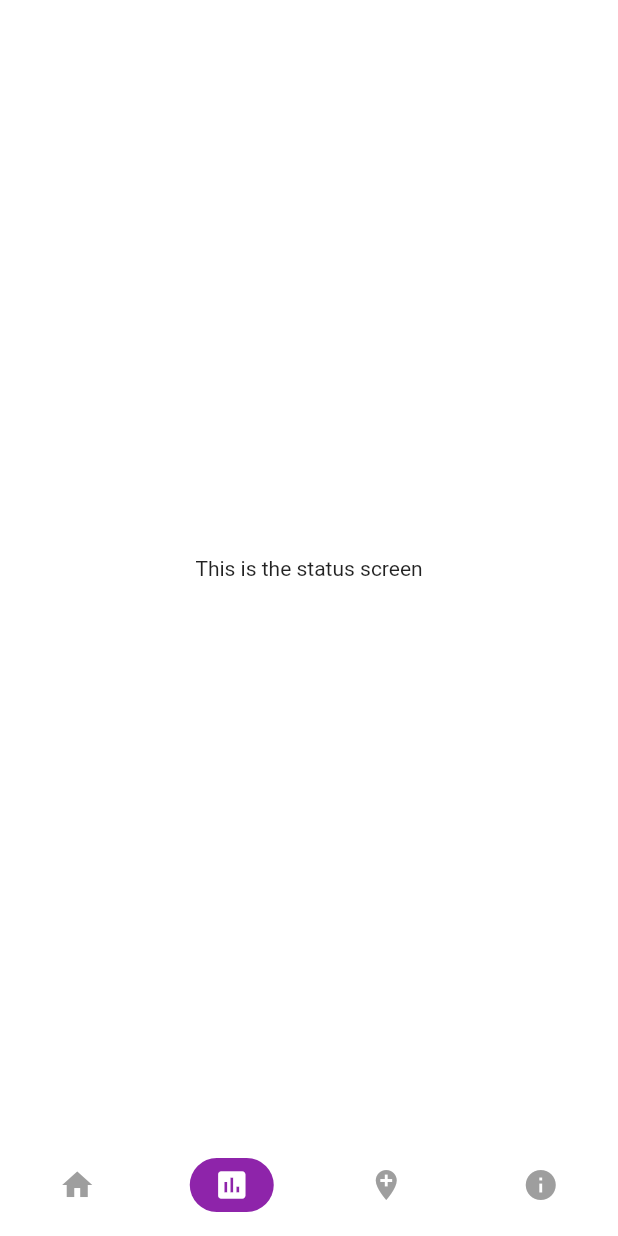
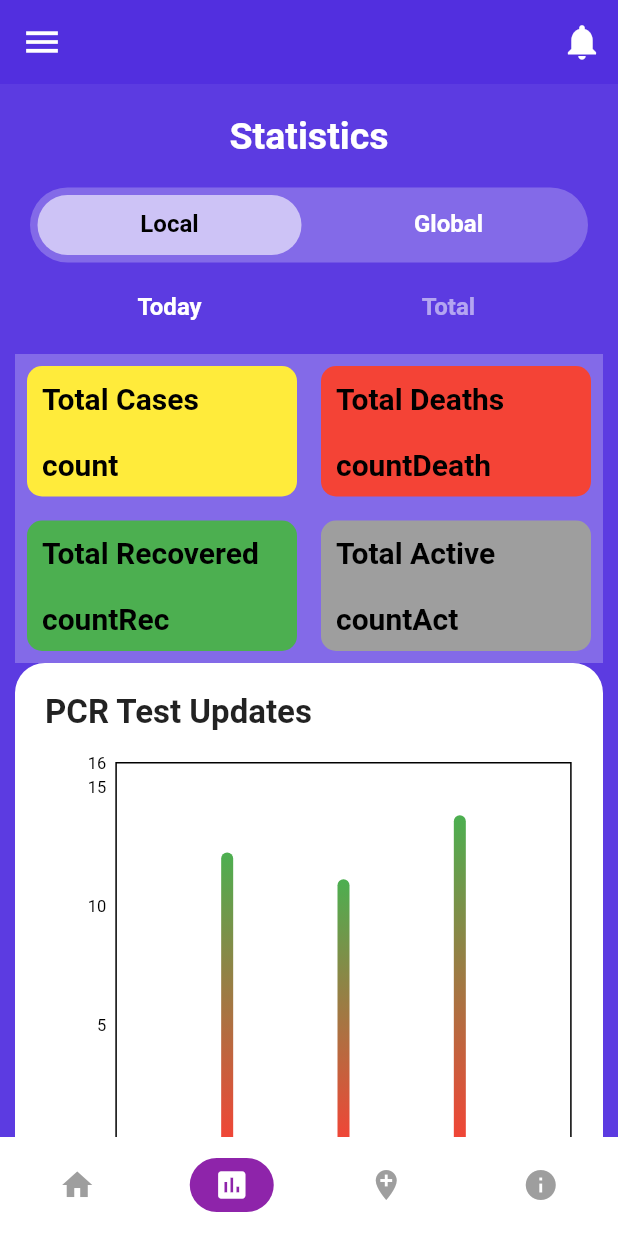
Before and after one commit to sachin96Boy/DailyHealthApp, a Flutter app: the screen it shows after launch, item 2 of the bottom bar chosen, on a phone screen of 412 x 824 dp. Run offline on Flutter 3.47's test engine with Material 2 defaults, Android fonts, the light colour scheme and no system bars; drawn by our look-alikes of fl_chart; our stand-ins replace bubble_tab_indicator, geolocator, google_maps_flutter; statements that could not run were skipped.

Commit message:
add chart and status screen

```diff
--- /dev/null
+++ b/lib/data/covidData.dart
@@ -0,0 +1,16 @@
+import 'dart:convert';
+
+import 'package:flutter/material.dart';
+import 'package:http/http.dart' as http;
+
+class CovidData with ChangeNotifier {
+  CovidData();
+
+  Future<void> fetchAndSetDataCovid() async {
+    var url = 'https://hpb.health.gov.lk/api/get-current-statistical';
+
+    var response = await http.get(Uri.parse(url));
+    print(json.decode(response.body));
+    notifyListeners();
+  }
+}
--- a/lib/data/data.dart
+++ b/lib/data/data.dart
@@ -1,3 +1,5 @@
+
+
 final prevention = [
   {'assets/images/P4_socDist.png': 'Avoid close\ncontact'},
   {'assets/images/P2_wshHnds.png': 'Wash your\nhands often'},
--- /dev/null
+++ b/lib/screens/covidBarChart.dart
@@ -0,0 +1,98 @@
+import 'package:Health_app/config/styles.dart';
+import 'package:Health_app/data/data.dart';
+import 'package:fl_chart/fl_chart.dart';
+import 'package:flutter/material.dart';
+
+class CovidBarChart extends StatefulWidget {
+  // const CovidBarChart({Key? key, required this.covidCases}) : super(key: key);
+
+  final List<double> covidCases;
+
+  const CovidBarChart({required this.covidCases});
+
+  @override
+  _CovidBarChartState createState() => _CovidBarChartState();
+}
+
+class _CovidBarChartState extends State<CovidBarChart> {
+  List<Color> colorList = [Colors.red, Colors.green];
+  @override
+  Widget build(BuildContext context) {
+    return Container(
+      height: 350,
+      decoration: BoxDecoration(
+        color: Colors.white,
+        borderRadius: BorderRadius.only(
+          topLeft: Radius.circular(20.0),
+          topRight: Radius.circular(20.0),
+        ),
+      ),
+      child: Column(
+        children: [
+          Container(
+            padding: EdgeInsets.all(20.0),
+            alignment: Alignment.centerLeft,
+            child: Text(
+              'PCR Test Updates',
+              style: TextStyle(
+                fontSize: 22.0,
+                fontWeight: FontWeight.bold,
+              ),
+            ),
+          ),
+          Container(
+            width: MediaQuery.of(context).size.width * 0.85,
+            child: BarChart(
+              BarChartData(
+                maxY: 16.0,
+                barTouchData: BarTouchData(enabled: false),
+                titlesData: FlTitlesData(
+                  show: true,
+                  bottomTitles: SideTitles(
+                      margin: 10.0,
+                      showTitles: true,
+                      // getTextStyles: Styles.chartLabelTextStyle,
+                      getTitles: (double value) {
+                        switch (value.toInt()) {
+                          case 0:
+                            return 'May 24';
+                          case 1:
+                            return 'May 25';
+                          case 2:
+                            return 'May 26';
+                          case 3:
+                            return 'May 27';
+                          case 4:
+                            return 'May 28';
+                          case 5:
+                            return 'May 29';
+                          case 6:
+                            return 'May 30';
+                          default:
+                            return '';
+                        }
+                      }),
+                ),
+                barGroups: covidDailyCases
+                    .asMap()
+                    .map(
+                      (key, value) => MapEntry(
+                        key,
+                        BarChartGroupData(x: key, barRods: [
+                          BarChartRodData(
+                            y: value,
+                            colors: colorList,
+                          )
+                        ]),
+                      ),
+                    )
+                    .values
+                    .toList(),
+              ),
+            ),
+          ),
+        ],
+      ),
+    );
+  }
+}
--- a/lib/screens/home_Screen.dart
+++ b/lib/screens/home_Screen.dart
@@ -15,13 +15,14 @@ class HomeScreen extends StatefulWidget {
 
 class _HomeScreenState extends State<HomeScreen> {
 
-GlobalKey<ScaffoldState> _key = GlobalKey();
+// GlobalKey<ScaffoldState> _key = GlobalKey();
 
 
   @override
   Widget build(BuildContext context) {
     final screenHeight = MediaQuery.of(context).size.height;
     return Scaffold(
+      // key: _key,
       appBar: CustomAppBar(),
       drawer: AppDrawer(),
       body: CustomScrollView(
--- a/lib/screens/mapScreen.dart
+++ b/lib/screens/mapScreen.dart
@@ -1,5 +1,6 @@
 import 'dart:async';
 
+import 'package:Health_app/widgets/custom_app_bar.dart';
 import 'package:flutter/material.dart';
 import 'package:geolocator/geolocator.dart';
 import 'package:google_maps_flutter/google_maps_flutter.dart';
@@ -11,11 +12,11 @@ class MapScreen extends StatefulWidget {
 
 class _MapScreenState extends State<MapScreen> {
   Completer<GoogleMapController> _controller = Completer();
-  GoogleMapController newGoogleMapController;
+  late GoogleMapController newGoogleMapController;
 
   GlobalKey<ScaffoldState> scaffoldkey = new GlobalKey<ScaffoldState>();
 
-  Position currentPosition;
+  late Position currentPosition;
   var geolocator = Geolocator();
 
   void locatePosition() async {
@@ -41,10 +42,10 @@ class _MapScreenState extends State<MapScreen> {
   @override
   Widget build(BuildContext context) {
     return Scaffold(
-      appBar: AppBar(
-        title: Text("Map Viewer"),
-        backgroundColor: Colors.purple[500],
-      ),
+      appBar: CustomAppBar(
+          // title: Text("Map Viewer"),
+          // backgroundColor: Colors.purple[500],
+          ),
       body: GoogleMap(
         mapType: MapType.normal,
         myLocationButtonEnabled: true,
--- a/lib/screens/status_Screen.dart
+++ b/lib/screens/status_Screen.dart
@@ -1,4 +1,13 @@
+import 'package:Health_app/data/covidData.dart';
+import 'package:Health_app/screens/covidBarChart.dart';
+import 'package:bubble_tab_indicator/bubble_tab_indicator.dart';
 import 'package:flutter/material.dart';
+
+import 'package:Health_app/config/palatte.dart';
+import 'package:Health_app/config/styles.dart';
+import 'package:Health_app/widgets/custom_app_bar.dart';
+import 'package:Health_app/widgets/statusGridViewer.dart';
+import 'package:provider/provider.dart';
 
 class StatusScreen extends StatefulWidget {
   @override
@@ -7,10 +16,113 @@ class StatusScreen extends StatefulWidget {
 
 class _StatusScreenState extends State<StatusScreen> {
   @override
+  void didChangeDependencies() {
+    print("Didchangedependanciescalled");
+    Provider.of<CovidData>(context, listen: false).fetchAndSetDataCovid();
+    super.didChangeDependencies();
+  }
+
+  @override
   Widget build(BuildContext context) {
     return Scaffold(
-      body: Center(
-        child: Text('This is the status screen'),
+      appBar: CustomAppBar(),
+      backgroundColor: Palette.primaryColor,
+      body: CustomScrollView(
+        physics: ClampingScrollPhysics(),
+        slivers: [
+          _buildHeader(),
+          _buildRegionTabBar(),
+          _buildStateTabBar(),
+          SliverPadding(
+            padding: const EdgeInsets.symmetric(horizontal: 10.0),
+            sliver: SliverToBoxAdapter(
+              child: StatusGridViewer(),
+            ),
+          ),
+          SliverPadding(
+            padding: const EdgeInsets.symmetric(horizontal: 10.0),
+            sliver: SliverToBoxAdapter(
+              child: CovidBarChart(
+                covidCases: [20.0, 25.5],
+              ),
+            ),
+          ),
+        ],
+      ),
+    );
+  }
+
+  SliverPadding _buildHeader() {
+    return SliverPadding(
+      padding: const EdgeInsets.all(20.0),
+      sliver: SliverToBoxAdapter(
+        child: Center(
+          child: Text(
+            'Statistics',
+            style: const TextStyle(
+              color: Colors.white,
+              fontSize: 25.0,
+              fontWeight: FontWeight.bold,
+            ),
+          ),
+        ),
+      ),
+    );
+  }
+
+  SliverToBoxAdapter _buildRegionTabBar() {
+    return SliverToBoxAdapter(
+      child: DefaultTabController(
+        length: 2,
+        child: Container(
+          margin: EdgeInsets.symmetric(horizontal: 20.0),
+          height: 50.0,
+          decoration: BoxDecoration(
+            color: Colors.white24,
+            borderRadius: BorderRadius.circular(25.0),
+          ),
+          child: TabBar(
+            indicator: BubbleTabIndicator(
+              tabBarIndicatorSize: TabBarIndicatorSize.tab,
+              indicatorHeight: 40.0,
+              indicatorColor: Colors.white60,
+            ),
+            labelStyle: Styles.tabTextStyle,
+            labelColor: Colors.black,
+            unselectedLabelColor: Colors.white,
+            tabs: [
+              Text('Local'),
+              Text('Global'),
+            ],
+            onTap: (index) {
+              print('Statmeaer changed');
+            },
+          ),
+        ),
+      ),
+    );
+  }
+
+  SliverPadding _buildStateTabBar() {
+    return SliverPadding(
+      padding: EdgeInsets.all(20.0),
+      sliver: SliverToBoxAdapter(
+        child: DefaultTabController(
+          length: 2,
+          child: TabBar(
+            indicatorColor: Colors.transparent,
+            labelStyle: Styles.tabTextStyle,
+            labelColor: Colors.white,
+            unselectedLabelColor: Colors.white54,
+            tabs: [
+              Text('Today'),
+              Text('Total'),
+            ],
+            onTap: (index) {
+              print('Date to show details selected');
+            },
+          ),
+        ),
       ),
     );
   }
--- a/lib/widgets/appDrawer.dart
+++ b/lib/widgets/appDrawer.dart
@@ -1,6 +1,9 @@
 import 'package:flutter/material.dart';
 
 class AppDrawer extends StatelessWidget {
+
+
+
   @override
   Widget build(BuildContext context) {
     return Drawer(
--- a/lib/widgets/custom_app_bar.dart
+++ b/lib/widgets/custom_app_bar.dart
@@ -3,6 +3,7 @@ import 'package:flutter/material.dart';
 import 'package:Health_app/config/palatte.dart';
 
 class CustomAppBar extends StatelessWidget with PreferredSizeWidget {
+
   @override
   Widget build(BuildContext context) {
     return AppBar(
@@ -11,7 +12,9 @@ class CustomAppBar extends StatelessWidget with PreferredSizeWidget {
       leading: IconButton(
         icon: Icon(Icons.menu),
         iconSize: 28.0,
-        onPressed:(){},
+        onPressed: () {
+
+        },
       ),
       actions: <Widget>[
         IconButton(
--- /dev/null
+++ b/lib/widgets/statusGridViewer.dart
@@ -0,0 +1,73 @@
+import 'package:flutter/material.dart';
+import '';
+
+class StatusGridViewer extends StatefulWidget {
+  const StatusGridViewer({Key? key}) : super(key: key);
+
+  @override
+  _StatusGridViewerState createState() => _StatusGridViewerState();
+}
+
+class _StatusGridViewerState extends State<StatusGridViewer> {
+  @override
+  Widget build(BuildContext context) {
+    return Container(
+      height: MediaQuery.of(context).size.height * 0.25,
+      color: Colors.white24,
+
+      child: Column(
+        children: [
+          Flexible(
+            child: Row(
+              children: [
+                _buildStateCard("Total Cases", "count", Colors.yellow),
+                _buildStateCard("Total Deaths", "countDeath", Colors.red),
+              ],
+            ),
+          ),
+          Flexible(
+            child: Row(
+              children: [
+                _buildStateCard("Total Recovered", "countRec", Colors.green),
+                _buildStateCard("Total Active", "countAct", Colors.grey),
+              ],
+            ),
+          ),
+        ],
+      ),
+    );
+  }
+
+  Expanded _buildStateCard(String name, String patCount, MaterialColor color) {
+    return Expanded(
+      child: Container(
+        margin: EdgeInsets.all(8.0),
+        padding: EdgeInsets.all(10.0),
+        decoration: BoxDecoration(
+          color: color,
+          borderRadius: BorderRadius.circular(10.0),
+        ),
+        child: Column(
+          mainAxisAlignment: MainAxisAlignment.spaceBetween,
+          crossAxisAlignment: CrossAxisAlignment.start,
+          children: [
+            Text(
+              name,
+              style: TextStyle(
+                  color: Colors.black,
+                  fontWeight: FontWeight.bold,
+                  fontSize: 20.0),
+            ),
+            Text(
+              patCount,
+              style: TextStyle(
+                  color: Colors.black,
+                  fontWeight: FontWeight.bold,
+                  fontSize: 20.0),
+            ),
+          ],
+        ),
+      ),
+    );
+  }
+}
--- a/pubspec.yaml
+++ b/pubspec.yaml
@@ -16,9 +16,10 @@ publish_to: 'none' # Remove this line if you wish to publish to pub.dev
 # Read more about iOS versioning at
 # https://developer.apple.com/library/archive/documentation/General/Reference/InfoPlistKeyReference/Articles/CoreFoundationKeys.html
 version: 1.0.0+1
+#version: 2.12
 
 environment:
-  sdk: ">=2.7.0 <3.0.0"
+  sdk: ">=2.12.0 <3.0.0"
 
 dependencies:
   flutter:
@@ -36,6 +37,7 @@ dependencies:
   geolocator: ^7.0.3
   firebase_core: ^1.2.0
   firebase_database: ^7.0.0
+  http: ^0.13.3
 
 dev_dependencies:
   flutter_test:
```
Also changed, not shown: lib/screens/bottom_nav_screen.dart (+7 -2 lines), pubspec.lock.
